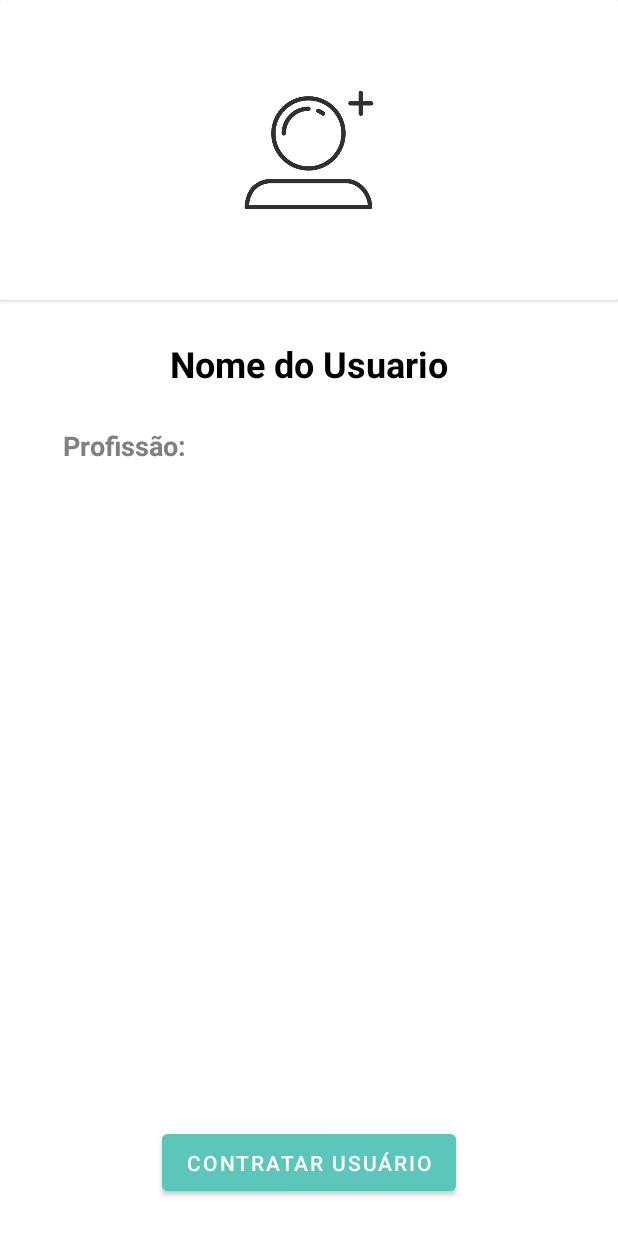
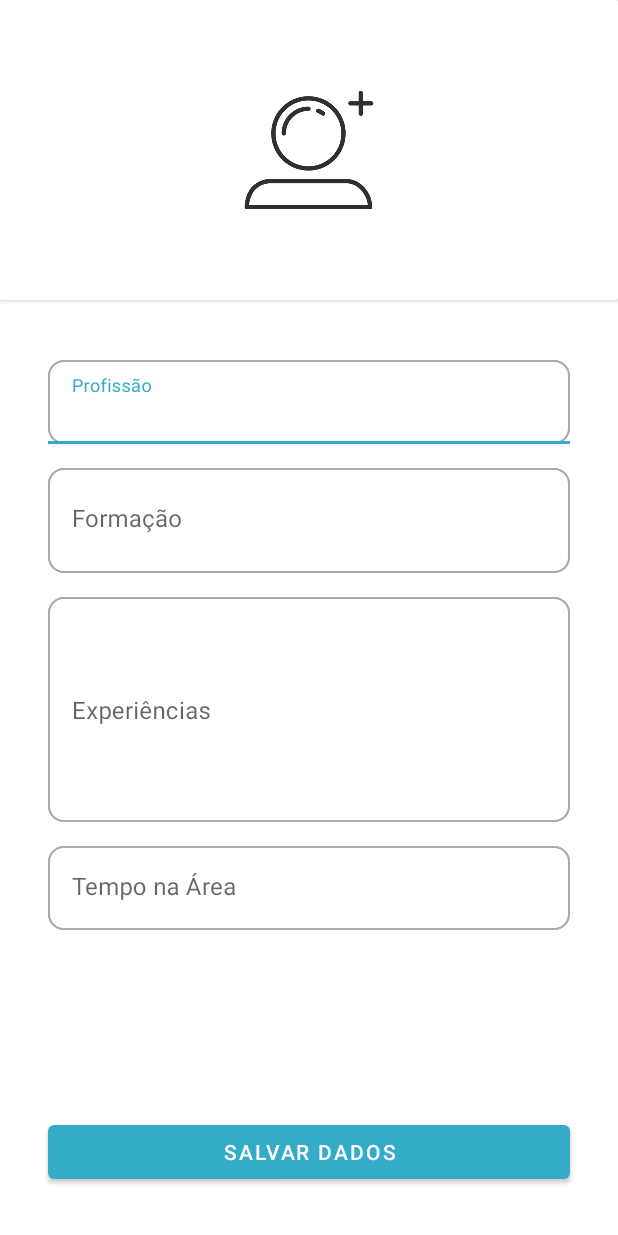
Before and after one commit to Felipeecp/JobsApp, an Android app: the CadastroDadosPerfilActivity screen opened directly, with no data from a screen before it, on a phone screen of 412 x 824 dp. Run offline under Robolectric (Android 15) with nearby library versions, the phone set to English and light mode, and no system bars.

Commit message:
Atualizações no FrontEnd de perfil, adicionando formularios para dados de usuario

```diff
--- a/app/src/main/AndroidManifest.xml
+++ b/app/src/main/AndroidManifest.xml
@@ -14,8 +14,11 @@
         android:supportsRtl="true"
         android:theme="@style/Theme.JobsApp">
         <activity
-            android:name=".activity.PerfilActivicty"
-            android:exported="true"/>
+            android:name=".activity.CadastroDadosPerfilActivity"
+            android:exported="true" />
+        <activity
+            android:name=".activity.PerfilActivity"
+            android:exported="true" />
         <activity
             android:name=".activity.TermosECondicoesActivity"
             android:exported="true" />
--- a/app/src/main/java/com/luiz/jobsapp/activity/PerfilActivicty.java
+++ b/app/src/main/java/com/luiz/jobsapp/activity/CadastroDadosPerfilActivity.java
@@ -3,13 +3,14 @@ package com.luiz.jobsapp.activity;
 import androidx.appcompat.app.AppCompatActivity;
 
 import android.os.Bundle;
+
 import com.luiz.jobsapp.R;
 
-public class PerfilActivicty extends AppCompatActivity {
+public class CadastroDadosPerfilActivity extends AppCompatActivity {
 
     @Override
     protected void onCreate(Bundle savedInstanceState) {
         super.onCreate(savedInstanceState);
-        setContentView(R.layout.activity_perfil_activicty);
+        setContentView(R.layout.activity_cadastro_dados_perfil);
     }
 }
--- a/app/src/main/java/com/luiz/jobsapp/activity/HomeActivity.java
+++ b/app/src/main/java/com/luiz/jobsapp/activity/HomeActivity.java
@@ -211,6 +211,9 @@ public class HomeActivity extends AppCompatActivity {
             case R.id.menu_home_minhas_ofertas:
                 startActivity(new Intent(HomeActivity.this, MinhasOfertasActivity.class));
                 break;
+            case R.id.menu_home_perfil:
+                startActivity(new Intent(HomeActivity.this, PerfilActivity.class));
+                break;
         }
 
         return super.onOptionsItemSelected(item);
--- /dev/null
+++ b/app/src/main/res/layout/activity_cadastro_dados_perfil.xml
@@ -0,0 +1,128 @@
+<?xml version="1.0" encoding="utf-8"?>
+<androidx.constraintlayout.widget.ConstraintLayout xmlns:android="http://schemas.android.com/apk/res/android"
+    xmlns:app="http://schemas.android.com/apk/res-auto"
+    xmlns:tools="http://schemas.android.com/tools"
+    android:layout_width="match_parent"
+    android:layout_height="match_parent"
+    tools:context=".activity.CadastroDadosPerfilActivity">
+
+    <androidx.cardview.widget.CardView
+        android:id="@+id/cardImagemPerfilCadastro"
+        android:layout_width="wrap_content"
+        android:layout_height="200dp"
+        app:layout_constraintStart_toStartOf="parent"
+        app:layout_constraintEnd_toEndOf="parent"
+        app:layout_constraintTop_toTopOf="parent">
+
+        <ImageView
+            android:id="@+id/imagemPerfil"
+            android:layout_width="wrap_content"
+            android:layout_height="200dp"
+            android:background="#FFFFFF"
+            android:scaleType="fitCenter"
+            android:src="@drawable/perfil_profile" />
+
+    </androidx.cardview.widget.CardView>
+
+    <com.google.android.material.textfield.TextInputLayout
+        android:id="@+id/til_profissao"
+        app:boxStrokeWidth="0dp"
+        android:layout_width="match_parent"
+        android:layout_height="wrap_content"
+        android:layout_marginTop="40dp"
+        android:layout_marginStart="32dp"
+        android:layout_marginEnd="32dp"
+        app:layout_constraintStart_toStartOf="parent"
+        app:layout_constraintEnd_toEndOf="parent"
+        app:layout_constraintTop_toBottomOf="@id/cardImagemPerfilCadastro"
+        android:background="@drawable/bg_edit_text"
+        >
+        <com.google.android.material.textfield.TextInputEditText
+            android:id="@+id/edt_profissao"
+            android:layout_width="match_parent"
+            android:layout_height="wrap_content"
+            android:hint="Profissão"
+            android:background="@drawable/bg_edit_text"
+            />
+    </com.google.android.material.textfield.TextInputLayout>
+
+    <com.google.android.material.textfield.TextInputLayout
+        android:id="@+id/til_formacao"
+        app:boxStrokeWidth="0dp"
+        android:layout_width="match_parent"
+        android:layout_height="70dp"
+        android:layout_marginTop="16dp"
+        android:layout_marginStart="32dp"
+        android:layout_marginEnd="32dp"
+        app:layout_constraintStart_toStartOf="parent"
+        app:layout_constraintEnd_toEndOf="parent"
+        app:layout_constraintTop_toBottomOf="@id/til_profissao"
+        android:background="@drawable/bg_edit_text"
+        >
+        <com.google.android.material.textfield.TextInputEditText
+            android:id="@+id/edt_formacao"
+            android:layout_width="match_parent"
+            android:layout_height="match_parent"
+            android:hint="Formação"
+            android:background="@drawable/bg_edit_text"
+            />
+    </com.google.android.material.textfield.TextInputLayout>
+
+    <com.google.android.material.textfield.TextInputLayout
+        android:id="@+id/til_experiencias"
+        app:boxStrokeWidth="0dp"
+        android:layout_width="match_parent"
+        android:layout_height="150dp"
+        android:layout_marginTop="16dp"
+        android:layout_marginStart="32dp"
+        android:layout_marginEnd="32dp"
+        app:layout_constraintStart_toStartOf="parent"
+        app:layout_constraintEnd_toEndOf="parent"
+        app:layout_constraintTop_toBottomOf="@id/til_formacao"
+        android:background="@drawable/bg_edit_text"
+        >
+        <com.google.android.material.textfield.TextInputEditText
+            android:id="@+id/edt_experiencias"
+            android:layout_width="match_parent"
+            android:layout_height="match_parent"
+            android:hint="Experiências"
+            android:background="@drawable/bg_edit_text"
+            android:gravity="top"
+            />
+    </com.google.android.material.textfield.TextInputLayout>
+
+    <com.google.android.material.textfield.TextInputLayout
+        android:id="@+id/til_tempo"
+        app:boxStrokeWidth="0dp"
+        android:layout_width="match_parent"
+        android:layout_height="wrap_content"
+        android:layout_marginTop="16dp"
+        android:layout_marginStart="32dp"
+        android:layout_marginEnd="32dp"
+        app:layout_constraintStart_toStartOf="parent"
+        app:layout_constraintEnd_toEndOf="parent"
+        app:layout_constraintTop_toBottomOf="@id/til_experiencias"
+        android:background="@drawable/bg_edit_text"
+        >
+        <com.google.android.material.textfield.TextInputEditText
+            android:id="@+id/edt_tempo"
+            android:layout_width="match_parent"
+            android:layout_height="wrap_content"
+            android:hint="Tempo na Área"
+            android:background="@drawable/bg_edit_text"
+            />
+    </com.google.android.material.textfield.TextInputLayout>
+
+
+    <Button
+        android:id="@+id/btn_salvar_dados"
+        android:layout_width="match_parent"
+        android:layout_height="wrap_content"
+        android:layout_margin="32dp"
+        android:text="Salvar Dados"
+        app:layout_constraintStart_toStartOf="parent"
+        app:layout_constraintEnd_toEndOf="parent"
+        app:layout_constraintBottom_toBottomOf="parent"
+        />
+
+</androidx.constraintlayout.widget.ConstraintLayout>
--- a/app/src/main/res/layout/activity_perfil_activicty.xml
+++ /dev/null
@@ -1,72 +0,0 @@
-<?xml version="1.0" encoding="utf-8"?>
-<androidx.constraintlayout.widget.ConstraintLayout xmlns:android="http://schemas.android.com/apk/res/android"
-    xmlns:app="http://schemas.android.com/apk/res-auto"
-    xmlns:tools="http://schemas.android.com/tools"
-    android:layout_width="match_parent"
-    android:layout_height="match_parent"
-    tools:context=".activity.PerfilActivicty"
-    >
-
-
-
-
-    <androidx.cardview.widget.CardView
-        android:id="@+id/cardImagemPerfil"
-        android:layout_width="wrap_content"
-        android:layout_height="200dp"
-        app:layout_constraintStart_toStartOf="parent"
-        app:layout_constraintEnd_toEndOf="parent"
-        app:layout_constraintTop_toTopOf="parent">
-
-        <ImageView
-            android:id="@+id/imagemPerfil"
-            android:layout_width="wrap_content"
-            android:layout_height="200dp"
-            android:background="#FFFFFF"
-            android:scaleType="fitCenter"
-            android:src="@drawable/perfil_profile" />
-    </androidx.cardview.widget.CardView>
-
-    <TextView
-        android:id="@+id/txtNomeDoUsuario"
-        android:layout_width="wrap_content"
-        android:layout_height="wrap_content"
-        android:paddingTop="10dp"
-        android:layout_marginTop="16dp"
-        android:text="@string/txt_nome_do_perfil"
-        android:textStyle="bold"
-        android:textColor="@color/black"
-        android:textSize="24sp"
-        app:layout_constraintStart_toStartOf="parent"
-        app:layout_constraintEnd_toEndOf="parent"
-        app:layout_constraintTop_toBottomOf="@+id/cardImagemPerfil" />
-
-    <TextView
-        android:id="@+id/txtProfissaoDoUsuario"
-        android:layout_width="wrap_content"
-        android:layout_height="wrap_content"
-        android:layout_marginTop="16dp"
-        android:layout_marginStart="32dp"
-        android:padding="10dp"
-        android:text="@string/txt_profissao"
-        android:textStyle="bold"
-        android:textColor="@color/Grey"
-        android:textSize="18sp"
-        app:layout_constraintStart_toStartOf="parent"
-        app:layout_constraintTop_toBottomOf="@+id/txtNomeDoUsuario" />
-
-
-    <Button
-        android:id="@+id/btn_contratar"
-        android:layout_width="wrap_content"
-        android:layout_height="50dp"
-        android:backgroundTint="#5CC6BA"
-        android:text="@string/txt_contratar_usuario"
-        android:layout_marginBottom="24dp"
-        app:layout_constraintStart_toStartOf="parent"
-        app:layout_constraintEnd_toEndOf="parent"
-        app:layout_constraintBottom_toBottomOf="parent"
-        />
-
-
-</androidx.constraintlayout.widget.ConstraintLayout>
--- a/app/src/main/res/layout/item_servico.xml
+++ b/app/src/main/res/layout/item_servico.xml
@@ -36,10 +36,11 @@
 
             <TextView
                 android:id="@+id/txtv_titulo_servico"
-                android:layout_width="wrap_content"
+                android:layout_width="130dp"
                 android:layout_height="wrap_content"
                 android:textColor="@color/NileBlue"
                 android:textSize="16sp"
+                android:gravity="center"
                 app:layout_constraintBottom_toBottomOf="parent"
                 app:layout_constraintEnd_toEndOf="@id/imgv_servico"
                 app:layout_constraintHorizontal_bias="0.5"
--- a/app/src/main/res/values/strings.xml
+++ b/app/src/main/res/values/strings.xml
@@ -29,7 +29,7 @@
 
     <!--Perfil -->
     <string name="txt_nome_do_perfil">Nome do Usuario</string>
-    <string name="txt_profissao">Profissão:</string>
+    <string name="txt_profissao">Profissão</string>
     <string name="txt_avaliacao_usuario">Avaliação do usuário</string>
     <string name="txt_contratar_usuario">Contratar Usuário</string>
     <string name="entrar_em_contato">Entrar em contato</string>
@@ -40,6 +40,7 @@
     <string name="telefone_detalhes">Telefone:</string>
     <string name="menu_txt_minhas_ofertas">Minhas Ofertas</string>
     <string name="menu_txt_perfil">Perfil</string>
+    <string name="adicionar_dados_btn_perfil">Adicionar Dados</string>
     <string-array name="tempo_oferta">
         <item>Diario</item>
         <item>Semanal</item>
```
Also changed, not shown: app/src/main/java/com/luiz/jobsapp/activity/DetalheOfertaActivity.java (+46 -0 lines), app/src/main/java/com/luiz/jobsapp/activity/PerfilActivity.java (added, +34 -0 lines), app/src/main/res/layout/activity_perfil.xml (added, +165 -0 lines).
